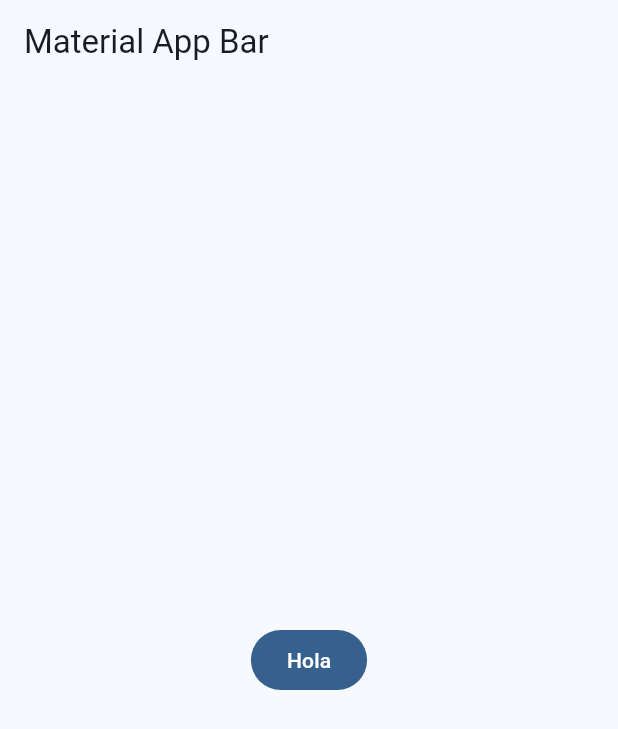
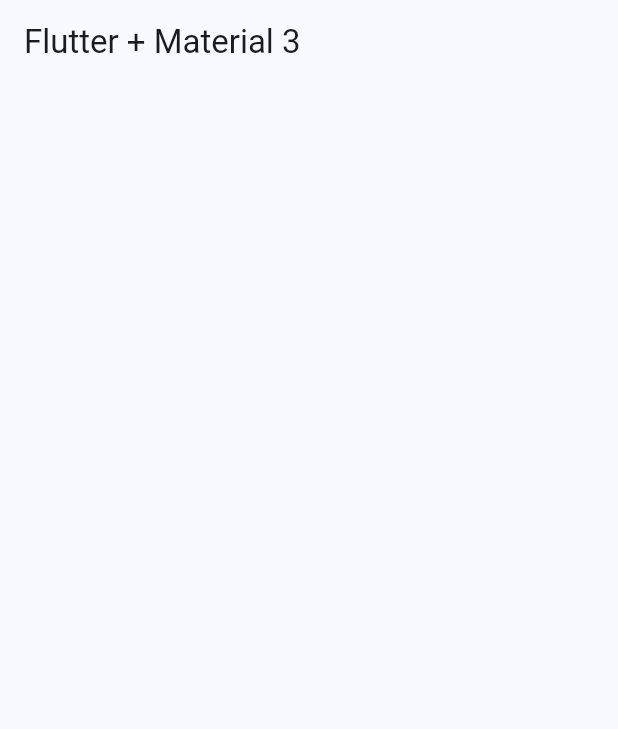
Before and after one commit to Federicoegas001/widget_app, a Flutter app: the screen it shows after launch, on a phone screen of 412 x 824 dp. Shown: the top 729 px of the screen. Run offline on Flutter 3.47's test engine with Material 3 defaults, Android fonts, the phone set to English and light mode, and no system bars.

Commit message:
Home Screen creado

```diff
--- a/lib/main.dart
+++ b/lib/main.dart
@@ -1,5 +1,6 @@
 import 'package:flutter/material.dart';
 import 'package:widget_app/config/theme/app_theme.dart';
+import 'package:widget_app/presentation/screens/home/home_screen.dart';
 
 void main() => runApp(const MyApp());
 
@@ -12,13 +13,8 @@ class MyApp extends StatelessWidget {
       theme: AppTheme(selectedColor: 1).getTheme(),
       debugShowCheckedModeBanner: false,
       title: 'Material App',
-      home: Scaffold(
-        appBar: AppBar(
-          title: const Text('Material App Bar'),
-        ),
-        body: Center(
-          child: FilledButton(onPressed: () {}, child: const Text('Hola')),
-        ),
+      home: const Scaffold(
+        body: HomeScreen(),
       ),
     );
   }
--- /dev/null
+++ b/lib/presentation/screens/home/home_screen.dart
@@ -0,0 +1,14 @@
+import 'package:flutter/material.dart';
+
+class HomeScreen extends StatelessWidget {
+  const HomeScreen({super.key});
+
+  @override
+  Widget build(BuildContext context) {
+    return Scaffold(
+      appBar: AppBar(
+        title: const Text('Flutter + Material 3'),
+      ),
+    );
+  }
+}
```
